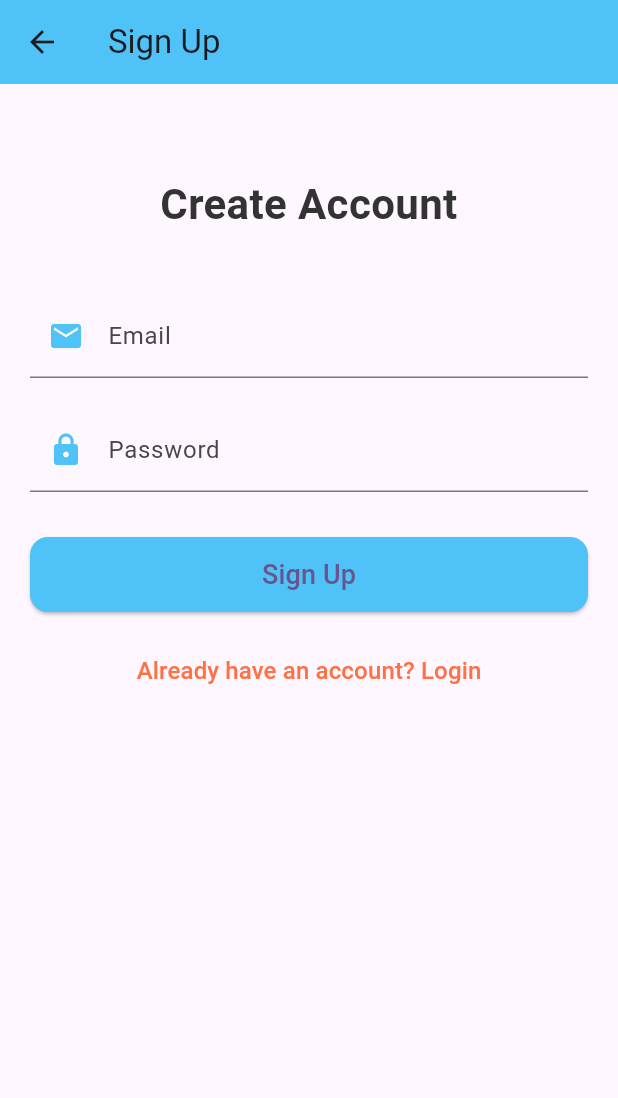
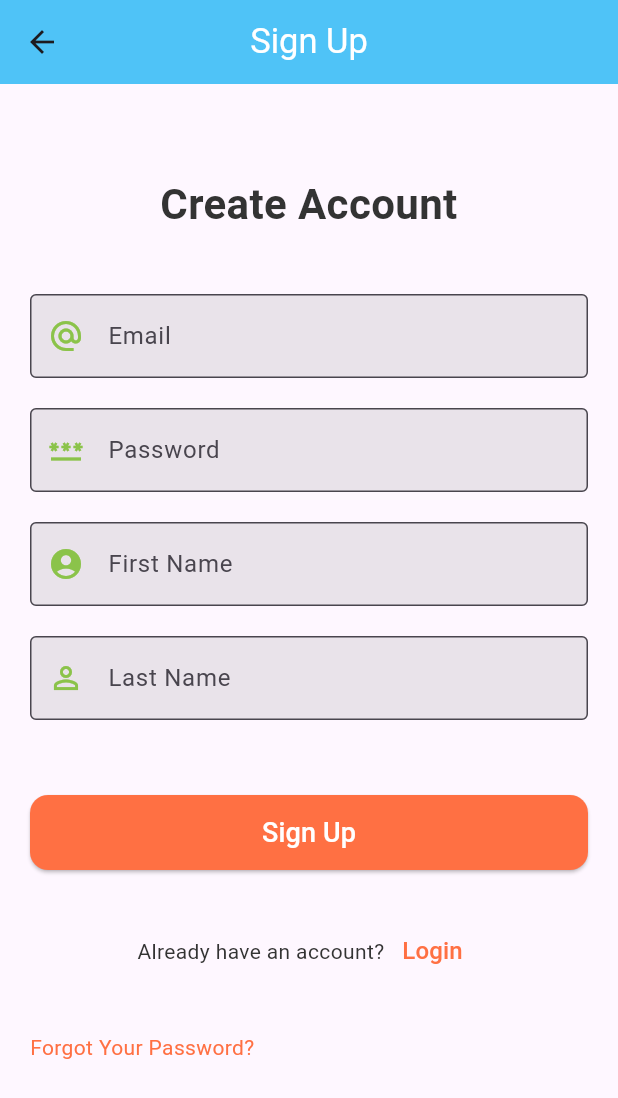
Before and after one commit to Aarfeen2010/Airline-Booking-System, a Flutter app: the SignUpPage screen opened directly, on a phone screen of 412 x 824 dp. Shown: the top 1098 px of the screen. Run offline on Flutter 3.47's test engine with Material 3 defaults, Android fonts, the phone set to English and light mode, and no system bars; our stand-ins replace google_fonts, page_transition, responsive_sizer; missing offline and left inert: font_awesome_icon_class.

Commit message:
updated main branch

```diff
--- a/lib/Auth/signup_page.dart
+++ b/lib/Auth/signup_page.dart
@@ -1,4 +1,9 @@
 import 'package:flutter/material.dart';
+import 'package:page_transition/page_transition.dart';
+import 'package:travelex/Auth/login_page.dart';
+import 'package:travelex/Widget/Auth/Login/auth_text_field.dart';
+import 'package:travelex/Widget/Text/roboto.dart';
+import 'package:travelex/colors.dart';
 
 class SignUpPage extends StatefulWidget {
   @override
@@ -9,13 +14,18 @@ class _SignUpPageState extends State<SignUpPage> {
   final _formKey = GlobalKey<FormState>();
   String email = '';
   String password = '';
+  Color? color;
 
   @override
   Widget build(BuildContext context) {
     return Scaffold(
       appBar: AppBar(
-        title: Text('Sign Up'),
-        backgroundColor: Color(0xFF4FC3F7),
+        title: Text(
+          'Sign Up',
+          style: TextStyle(color: Colors.white, fontSize: 23),
+        ),
+        centerTitle: true,
+        backgroundColor: AppColors.primary,
       ),
       body: SingleChildScrollView(
         padding: const EdgeInsets.all(20.0),
@@ -30,30 +40,61 @@ class _SignUpPageState extends State<SignUpPage> {
                 style: TextStyle(
                   fontSize: 28,
                   fontWeight: FontWeight.bold,
-                    color: Color(0xFF333333)),
+                  color: AppColors.text,
+                ),
                 textAlign: TextAlign.center,
               ),
               SizedBox(height: 40),
-              TextFormField(
-                decoration: InputDecoration(
-                  labelText: 'Email',
-                  prefixIcon: Icon(Icons.email, color: Color(0xFF4FC3F7)),
-                ),
-                onChanged: (value) => email = value,
+              AuthTextField(
+                keyboardType: TextInputType.emailAddress,
+                obscureText: false,
+                labelText: "Email",
+                iconColor: AppColors.accent,
+                fillColor: AppColors.text.withOpacity(0.1),
+                icon: Icons.alternate_email,
               ),
               SizedBox(height: 20),
-              TextFormField(
+              AuthTextField(
+                fillColor: AppColors.text.withOpacity(0.1),
+                iconColor: AppColors.accent,
+                keyboardType: TextInputType.text,
+                labelText: 'Password',
                 obscureText: true,
-                decoration: InputDecoration(
-                  labelText: 'Password',
-                  prefixIcon: Icon(Icons.lock, color: Color(0xFF4FC3F7)),
+                icon: Icons.password,
               ),
-                onChanged: (value) => password = value,
+              SizedBox(height: 20),
+              AuthTextField(
+                keyboardType: TextInputType.text,
+                obscureText: false,
+                labelText: "First Name",
+                iconColor: AppColors.accent,
+                fillColor: AppColors.text.withOpacity(0.1),
+                icon: Icons.account_circle,
               ),
-              SizedBox(height: 30),
-              ElevatedButton(
+              SizedBox(height: 20),
+              AuthTextField(
+                keyboardType: TextInputType.text,
+                obscureText: false,
+                labelText: "Last Name",
+                iconColor: AppColors.accent,
+                fillColor: AppColors.text.withOpacity(0.1),
+                icon: Icons.person_outline,
+              ),
+              SizedBox(height: 50),
+              MouseRegion(
+                onHover: (event) {
+                  setState(() {
+                    color = AppColors.primary;
+                  });
+                },
+                onExit: (event) {
+                  setState(() {
+                    color = AppColors.secondary;
+                  });
+                },
+                child: ElevatedButton(
                   style: ElevatedButton.styleFrom(
-                  backgroundColor: Color(0xFF4FC3F7),
+                    backgroundColor: color ?? AppColors.secondary,
                     minimumSize: Size(double.infinity, 50),
                     shape: RoundedRectangleBorder(
                       borderRadius: BorderRadius.circular(12),
@@ -64,16 +105,50 @@ class _SignUpPageState extends State<SignUpPage> {
                       SnackBar(content: Text('Account created successfully')),
                     );
                   },
-                child: Text('Sign Up', style: TextStyle(fontSize: 18)),
+                  child: Text(
+                    'Sign Up',
+                    style: TextStyle(fontSize: 18, color: Colors.white),
                   ),
-              SizedBox(height: 15),
+                ),
+              ),
+              SizedBox(height: 30),
+              Row(
+                mainAxisAlignment: MainAxisAlignment.center,
+                children: [
+                  Text(
+                    "Already have an account?",
+                    style: TextStyle(color: AppColors.text),
+                  ),
                   TextButton(
                     onPressed: () {
-                  Navigator.pushReplacementNamed(context, '/login');
+                      Navigator.push(
+                        context,
+                        PageTransition(
+                          type: PageTransitionType.fade,
+                          child: LoginPage(),
+                        ),
+                      );
                     },
                     child: Text(
-                  'Already have an account? Login',
-                  style: TextStyle(color: Color(0xFFFF7043), fontSize: 16),
+                      'Login',
+                      style: TextStyle(
+                        color: AppColors.secondary,
+                        fontSize: 16,
+                      ),
+                    ),
+                  ),
+                ],
+              ),
+              SizedBox(height: 30),
+              GestureDetector(
+                onTap: () {
+                  Navigator.pushReplacementNamed(context, '/forgot_password');
+                },
+
+                child: Roboto(
+                  text: "Forgot Your Password?",
+                  fontSize: 14,
+                  color: AppColors.secondary,
                 ),
               ),
             ],
--- a/lib/Auth/splash_screen.dart
+++ b/lib/Auth/splash_screen.dart
@@ -1,6 +1,7 @@
 import 'package:flutter/material.dart';
 import 'package:responsive_sizer/responsive_sizer.dart';
 import 'package:travelex/Auth/onboarding_screen.dart';
+import 'package:travelex/colors.dart';
 
 class SplashScreen extends StatefulWidget {
   const SplashScreen({super.key});
@@ -24,7 +25,7 @@ class _SplashScreenState extends State<SplashScreen> {
   @override
   Widget build(BuildContext context) {
     return Scaffold(
-      backgroundColor: Color(0xff4FC3F7),
+      backgroundColor: AppColors.primary,
       body: Container(
         height: 100.h,
         child: Center(child: Image.asset("assets/images/travelex_logo.png")),
--- /dev/null
+++ b/lib/Widget/Auth/Login/auth_text_field.dart
@@ -0,0 +1,35 @@
+import 'package:flutter/material.dart';
+import 'package:travelex/colors.dart';
+
+class AuthTextField extends StatelessWidget {
+  final TextInputType keyboardType;
+  final bool obscureText;
+  final String labelText;
+  final Color iconColor;
+  final Color fillColor;
+  final IconData icon;
+  AuthTextField({
+    required this.keyboardType,
+    required this.obscureText,
+    required this.labelText,
+    required this.iconColor,
+    required this.fillColor,
+    required this.icon,
+  });
+
+  @override
+  Widget build(BuildContext context) {
+    return TextField(
+      obscureText: obscureText,
+      keyboardType: keyboardType,
+      decoration: InputDecoration(
+        border: OutlineInputBorder(borderSide: BorderSide(width: 2)),
+        labelText: labelText,
+        prefixIcon: Icon(icon, color: iconColor),
+        floatingLabelBehavior: FloatingLabelBehavior.never,
+        fillColor: fillColor,
+        filled: true,
+      ),
+    );
+  }
+}
--- /dev/null
+++ b/lib/colors.dart
@@ -0,0 +1,9 @@
+import 'package:flutter/material.dart';
+
+class AppColors {
+  static const Color primary = Color(0xFF4FC3F7);
+  static const Color secondary = Color(0xFFFF7043);
+  static const Color accent = Color(0xFF8BC34A);
+  static const Color background = Color(0xffffffff);
+  static const Color text = Color(0xff333333);
+}
--- a/lib/main.dart
+++ b/lib/main.dart
@@ -1,6 +1,8 @@
 import 'package:flutter/material.dart';
 import 'package:responsive_sizer/responsive_sizer.dart';
+import 'package:travelex/Auth/login_page.dart';
 import 'package:travelex/Auth/onboarding_screen.dart';
+import 'package:travelex/Auth/signup_page.dart';
 import 'package:travelex/Auth/splash_screen.dart';
 
 void main() {
@@ -21,7 +23,7 @@ class MyApp extends StatelessWidget {
           theme: ThemeData(
             colorScheme: ColorScheme.fromSeed(seedColor: Colors.deepPurple),
           ),
-          home: SplashScreen(),
+          home: SignUpPage(),
         );
       },
     );
--- a/pubspec.yaml
+++ b/pubspec.yaml
@@ -37,6 +37,7 @@ dependencies:
   google_fonts: ^6.3.0
   responsive_sizer: ^3.3.1
   font_awesome_icon_class: ^0.0.6
+  page_transition: ^2.2.1
 
 dev_dependencies:
   flutter_test:
```
Also changed, not shown: lib/Auth/login_page.dart (+81 -21 lines), lib/Widget/Auth/Onboarding/onboarding_slide.dart (renamed from lib/Widget/Onboarding/onboarding_slide.dart), lib/Widget/Auth/Onboarding/service_card.dart (renamed from lib/Widget/Onboarding/service_card.dart), lib/Widget/Auth/Onboarding/social_media_icon.dart (renamed from lib/Widget/Onboarding/social_media_icon.dart), pubspec.lock, 2 other files. Lines whose indentation alone changed are shown as unchanged.
